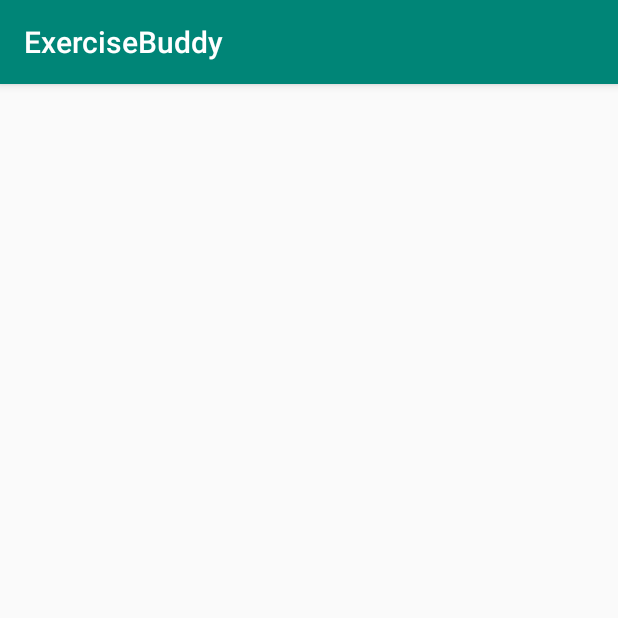
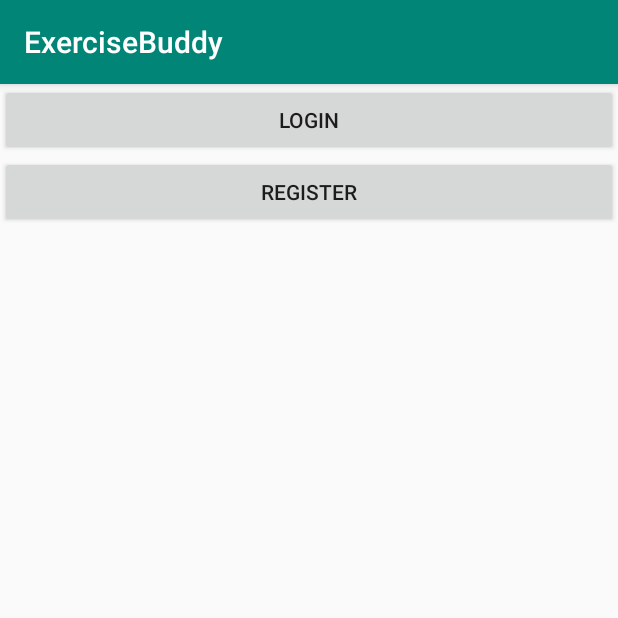
Before and after one commit to egauzens/ExerciseBuddy, an Android app: the screen it shows after launch (MainActivity before the commit, LoginOrRegisterActivity after it), on a phone screen of 412 x 824 dp, the top half of it. Run offline under Robolectric (Android 15) with nearby library versions, the phone set to English and light mode, and no system bars.

Commit message:
Login and Register Activites working

```diff
--- a/app/build.gradle
+++ b/app/build.gradle
@@ -23,7 +23,11 @@ dependencies {
     implementation fileTree(dir: 'libs', include: ['*.jar'])
     implementation 'androidx.appcompat:appcompat:1.0.2'
     implementation 'androidx.constraintlayout:constraintlayout:1.1.3'
+    implementation 'com.google.firebase:firebase-auth:19.2.0'
+    implementation 'com.google.firebase:firebase-database:19.2.0'
     testImplementation 'junit:junit:4.12'
     androidTestImplementation 'androidx.test.ext:junit:1.1.0'
     androidTestImplementation 'androidx.test.espresso:espresso-core:3.1.1'
 }
+
+apply plugin: 'com.google.gms.google-services'
--- a/app/src/main/AndroidManifest.xml
+++ b/app/src/main/AndroidManifest.xml
@@ -9,13 +9,16 @@
         android:roundIcon="@mipmap/ic_launcher_round"
         android:supportsRtl="true"
         android:theme="@style/AppTheme">
-        <activity android:name=".MainActivity">
+        <activity android:name=".LoginOrRegisterActivity">
             <intent-filter>
                 <action android:name="android.intent.action.MAIN" />
 
                 <category android:name="android.intent.category.LAUNCHER" />
             </intent-filter>
         </activity>
+        <activity android:name=".LoginActivity"/>
+        <activity android:name=".RegisterActivity"/>
+        <activity android:name=".UserListActivity"/>
     </application>
 
 </manifest>
--- /dev/null
+++ b/app/src/main/java/com/bignerdranch/android/exercisebuddy/LoginOrRegisterActivity.java
@@ -0,0 +1,43 @@
+package com.bignerdranch.android.exercisebuddy;
+
+import android.content.Intent;
+import android.os.Bundle;
+import android.view.View;
+import android.widget.Button;
+
+import androidx.annotation.Nullable;
+import androidx.appcompat.app.AppCompatActivity;
+
+public class LoginOrRegisterActivity extends AppCompatActivity {
+    private Button mLogin;
+    private Button mRegister;
+
+    @Override
+    protected void onCreate(@Nullable Bundle savedInstanceState) {
+        super.onCreate(savedInstanceState);
+        setContentView(R.layout.activity_login_or_register);
+
+        mLogin = (Button) findViewById(R.id.login);
+        mRegister = (Button) findViewById(R.id.register);
+
+        mLogin.setOnClickListener(new View.OnClickListener(){
+            @Override
+            public void onClick(View v) {
+                Intent intent = new Intent(LoginOrRegisterActivity.this, LoginActivity.class);
+                startActivity(intent);
+                finish();
+                return;
+            }
+        });
+
+        mRegister.setOnClickListener(new View.OnClickListener(){
+            @Override
+            public void onClick(View v) {
+                Intent intent = new Intent(LoginOrRegisterActivity.this, RegisterActivity.class);
+                startActivity(intent);
+                finish();
+                return;
+            }
+        });
+    }
+}
--- a/app/src/main/java/com/bignerdranch/android/exercisebuddy/MainActivity.java
+++ /dev/null
@@ -1,14 +0,0 @@
-package com.bignerdranch.android.exercisebuddy;
-
-import androidx.appcompat.app.AppCompatActivity;
-
-import android.os.Bundle;
-
-public class MainActivity extends AppCompatActivity {
-
-    @Override
-    protected void onCreate(Bundle savedInstanceState) {
-        super.onCreate(savedInstanceState);
-        setContentView(R.layout.activity_main);
-    }
-}
--- /dev/null
+++ b/app/src/main/res/layout/activity_login_or_register.xml
@@ -0,0 +1,18 @@
+<?xml version="1.0" encoding="utf-8"?>
+<LinearLayout
+    xmlns:android="http://schemas.android.com/apk/res/android"
+    android:orientation="vertical"
+    android:layout_width="match_parent"
+    android:layout_height="match_parent">
+    <Button
+        android:id="@+id/login"
+        android:layout_width="match_parent"
+        android:layout_height="wrap_content"
+        android:text="@string/login"/>
+    <Button
+        android:id="@+id/register"
+        android:layout_width="match_parent"
+        android:layout_height="wrap_content"
+        android:text="@string/register"/>
+
+</LinearLayout>
--- a/app/src/main/res/layout/activity_main.xml
+++ /dev/null
@@ -1,9 +0,0 @@
-<?xml version="1.0" encoding="utf-8"?>
-<androidx.constraintlayout.widget.ConstraintLayout xmlns:android="http://schemas.android.com/apk/res/android"
-    xmlns:app="http://schemas.android.com/apk/res-auto"
-    xmlns:tools="http://schemas.android.com/tools"
-    android:layout_width="match_parent"
-    android:layout_height="match_parent"
-    tools:context=".MainActivity">
-
-</androidx.constraintlayout.widget.ConstraintLayout>
--- /dev/null
+++ b/app/src/main/res/layout/activity_user_list.xml
@@ -0,0 +1,6 @@
+<?xml version="1.0" encoding="utf-8"?>
+<LinearLayout xmlns:android="http://schemas.android.com/apk/res/android"
+    android:orientation="vertical" android:layout_width="match_parent"
+    android:layout_height="match_parent">
+
+</LinearLayout>
--- a/app/src/main/res/values/strings.xml
+++ b/app/src/main/res/values/strings.xml
@@ -1,3 +1,9 @@
 <resources>
     <string name="app_name">ExerciseBuddy</string>
+    <string name="register">Register</string>
+    <string name="login">Login</string>
+    <string name="email">Email</string>
+    <string name="password">Password</string>
+    <string name="registration_error">Registration error</string>
+    <string name="login_error">Login error</string>
 </resources>
--- a/build.gradle
+++ b/build.gradle
@@ -8,7 +8,7 @@ buildscript {
     }
     dependencies {
         classpath 'com.android.tools.build:gradle:3.5.3'
-
+        classpath 'com.google.gms:google-services:4.3.2'
         // NOTE: Do not place your application dependencies here; they belong
         // in the individual module build.gradle files
     }
```
Also changed, not shown: app/src/main/java/com/bignerdranch/android/exercisebuddy/Exercise.java (added, +10 -0 lines), app/src/main/java/com/bignerdranch/android/exercisebuddy/Gender.java (added, +7 -0 lines), app/src/main/java/com/bignerdranch/android/exercisebuddy/LoginActivity.java (added, +77 -0 lines), app/src/main/java/com/bignerdranch/android/exercisebuddy/Preferences.java (added, +80 -0 lines), app/src/main/java/com/bignerdranch/android/exercisebuddy/RegisterActivity.java (added, +78 -0 lines), app/src/main/java/com/bignerdranch/android/exercisebuddy/UserListActivity.java (added, +14 -0 lines), app/src/main/java/com/bignerdranch/android/exercisebuddy/UserProfile.java (added, +88 -0 lines), app/src/main/res/layout/activity_login.xml (added, +22 -0 lines), app/src/main/res/layout/activity_register.xml (added, +22 -0 lines), 1 other file.
